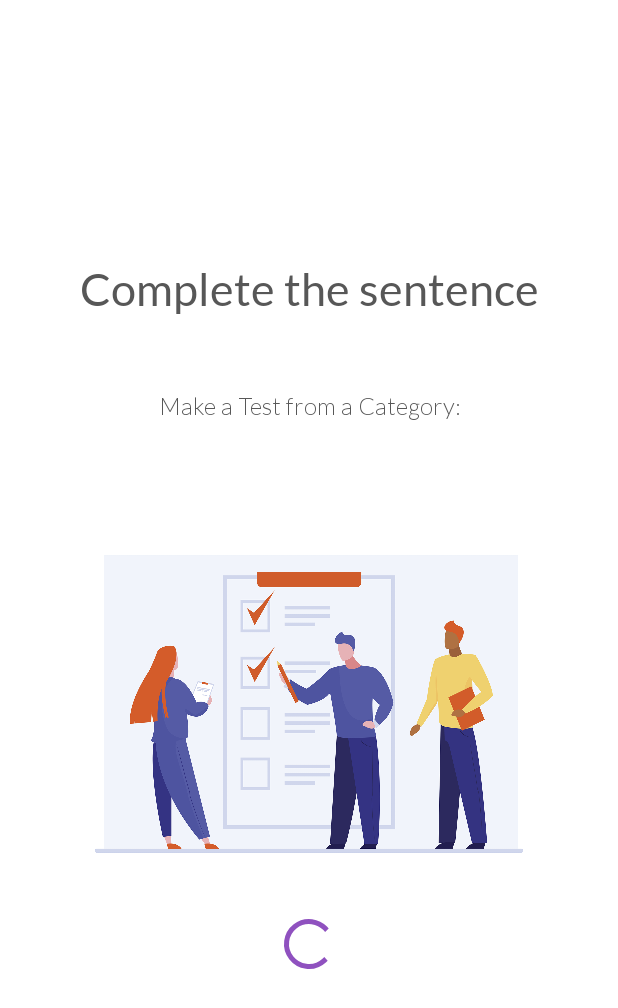
After one commit to neonv13/LearnWordsApp, an Android app: the layout activity_sentence_main.xml on its own in the app's theme, with its tools: preview values and no code run, on a phone screen of 412 x 824 dp. The commit adds this screen. Shown: the top 1008 px of the screen. Run offline under Robolectric (Android 15) with nearby library versions, the phone set to English and light mode, and no system bars.

Commit message:
Add Complete the Sentence View

```diff
--- a/app/build.gradle
+++ b/app/build.gradle
@@ -49,4 +49,6 @@ dependencies {
     testImplementation 'junit:junit:4.+'
     androidTestImplementation 'androidx.test.ext:junit:1.1.3'
     androidTestImplementation 'androidx.test.espresso:espresso-core:3.4.0'
+    implementation 'com.sasank.roundedhorizontalprogress:roundedhorizontalprogress:1.0.1'
+    implementation 'com.mikhaellopez:circularprogressbar:3.1.0'
 }
--- a/app/src/main/AndroidManifest.xml
+++ b/app/src/main/AndroidManifest.xml
@@ -35,4 +35,6 @@
             android:resource="@array/preloaded_fonts" />
     </application>
 
+    <!--- add android:theme="@style/Theme.AppCompat.NoActionBar" -->
+
 </manifest>
--- /dev/null
+++ b/app/src/main/res/drawable/time_btn.xml
@@ -0,0 +1,6 @@
+<?xml version="1.0" encoding="utf-8"?>
+<shape android:shape="rectangle" xmlns:android="http://schemas.android.com/apk/res/android">
+
+    <solid android:color="@color/darkGray"/>
+    <corners android:radius="50dp" />
+</shape>
--- /dev/null
+++ b/app/src/main/res/font/lato.xml
@@ -0,0 +1,7 @@
+<?xml version="1.0" encoding="utf-8"?>
+<font-family xmlns:app="http://schemas.android.com/apk/res-auto"
+        app:fontProviderAuthority="com.google.android.gms.fonts"
+        app:fontProviderPackage="com.google.android.gms"
+        app:fontProviderQuery="Lato"
+        app:fontProviderCerts="@array/com_google_android_gms_fonts_certs">
+</font-family>
--- /dev/null
+++ b/app/src/main/res/font/lato_light.xml
@@ -0,0 +1,7 @@
+<?xml version="1.0" encoding="utf-8"?>
+<font-family xmlns:app="http://schemas.android.com/apk/res-auto"
+        app:fontProviderAuthority="com.google.android.gms.fonts"
+        app:fontProviderPackage="com.google.android.gms"
+        app:fontProviderQuery="name=Lato&amp;weight=300"
+        app:fontProviderCerts="@array/com_google_android_gms_fonts_certs">
+</font-family>
--- /dev/null
+++ b/app/src/main/res/layout/activity_sentence_main.xml
@@ -0,0 +1,60 @@
+<?xml version="1.0" encoding="utf-8"?>
+<RelativeLayout xmlns:android="http://schemas.android.com/apk/res/android"
+    xmlns:app="http://schemas.android.com/apk/res-auto"
+    xmlns:tools="http://schemas.android.com/tools"
+    android:layout_width="match_parent"
+    android:layout_height="match_parent"
+    android:background="@color/white">
+
+    <!--   add tools:context and id -->
+
+    <LinearLayout
+        android:layout_width="match_parent"
+        android:layout_height="wrap_content"
+        android:layout_centerInParent="true"
+        android:gravity="center"
+        android:orientation="vertical">
+
+        <TextView
+            android:layout_width="match_parent"
+            android:layout_height="wrap_content"
+            android:layout_marginBottom="50dp"
+            android:fontFamily="@font/lato"
+            android:gravity="center"
+            android:text="@string/sentence_title"
+            android:textColor="@color/darkGray"
+            android:textSize="30sp" />
+
+        <TextView
+            android:layout_width="match_parent"
+            android:layout_height="wrap_content"
+            android:layout_marginBottom="10dp"
+            android:fontFamily="@font/lato_light"
+            android:gravity="center"
+            android:text="@string/sentence_subtitle"
+            android:textColor="@color/darkGray"
+            android:textSize="16sp" />
+
+        <TextView
+            android:layout_width="match_parent"
+            android:layout_height="wrap_content"
+            android:layout_marginBottom="50dp"
+            android:fontFamily="@font/lato"
+            android:gravity="center"
+            android:textColor="@color/darkGray"
+            android:textSize="16sp"
+            android:textStyle="bold" />
+
+        <ImageView
+            android:layout_width="300dp"
+            android:layout_height="220dp"
+            android:background="@drawable/sentence" />
+
+        <ProgressBar
+            android:layout_width="40dp"
+            android:layout_height="40dp"
+            android:layout_marginTop="30dp"
+            android:theme="@style/Progressbar" />
+    </LinearLayout>
+
+</RelativeLayout>
--- a/app/src/main/res/values/colors.xml
+++ b/app/src/main/res/values/colors.xml
@@ -9,6 +9,9 @@
     <color name="backgroundBlue">#B5CAF1</color>
     <color name="blue">#466EB6</color>
     <color name="darkBlue">#35558E</color>
-    <color name="red">#E14562</color>
-
+    <color name="green">#5BC85F</color>
+    <color name="red">#F14D41</color>
+    <color name="black">#000000</color>
+    <color name="darkPurple">#8F51BF</color>
+    <color name="backgroundPurple">#D0C0DC</color>
 </resources>
--- a/app/src/main/res/values/strings.xml
+++ b/app/src/main/res/values/strings.xml
@@ -30,4 +30,13 @@
     <string name="language">Choose Your Language</string>
     <string name="cont">Continue</string>
 
+    <!-- Complete the sentence -->
+    <string name="sentence_title">Complete the sentence</string>
+    <string name="sentence_subtitle">Make a Test from a Category:</string>
+    <string name="your_score">Your Score</string>
+
+    <!-- Time out -->
+    <string name="time_out">Time out!</string>
+    <string name="try_again">Try Again</string>
+
 </resources>
--- a/app/src/main/res/values/themes.xml
+++ b/app/src/main/res/values/themes.xml
@@ -13,4 +13,17 @@
         <item name="android:statusBarColor" tools:targetApi="l">?attr/colorPrimaryVariant</item>
         <!-- Customize your theme here. -->
     </style>
+    <style name="Progressbar" parent="Theme.MaterialComponents.DayNight.DarkActionBar">
+        <!-- Primary brand color. -->
+        <item name="colorPrimary">@color/darkPurple</item>
+        <item name="colorPrimaryVariant">@color/darkPurple</item>
+        <item name="colorOnPrimary">@color/white</item>
+        <!-- Secondary brand color. -->
+        <item name="colorSecondary">@color/darkPurple</item>
+        <item name="colorSecondaryVariant">@color/darkPurple</item>
+        <item name="colorOnSecondary">@color/black</item>
+        <!-- Status bar color. -->
+        <item name="android:statusBarColor" tools:targetApi="l">?attr/colorPrimaryVariant</item>
+    </style>
+
 </resources>
```
Also changed, not shown: app/src/main/res/drawable/next_btn_sentence.xml (added, +8 -0 lines), app/src/main/res/layout/activity_sentence_dashboard.xml (added, +161 -0 lines), app/src/main/res/layout/activity_sentence_end.xml (added, +55 -0 lines), app/src/main/res/layout/activity_time_out.xml (added, +48 -0 lines), app/src/main/res/drawable/end_quiz.png (added), app/src/main/res/drawable/sentence.png (added).
